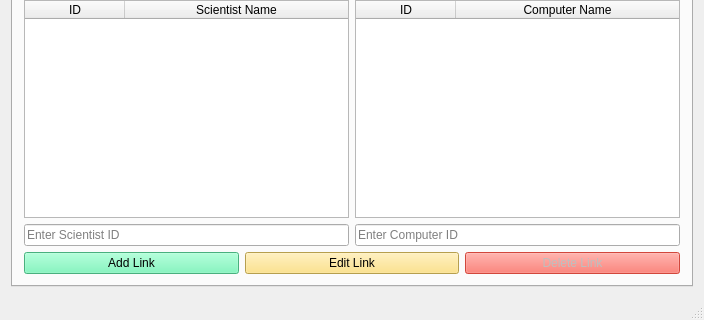
Before: the Qt Designer form mainwindow.ui in marin16/Skil3, drawn with Qt 5; both pictures show x 0 to 704 and y 301 to 621 of the 704 by 621 pixel window.
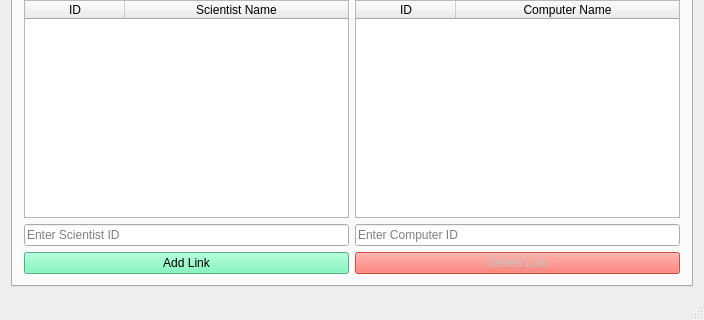
After: the same form once the commit is applied.

Commit message: Removed edit link button

```diff
--- a/mainwindow.ui
+++ b/mainwindow.ui
@@ -559,16 +559,6 @@
             </property>
            </widget>
           </item>
-          <item>
-           <widget class="QPushButton" name="editTableLink">
-            <property name="styleSheet">
-             <string notr="true">background-color: rgb(255, 223, 109)</string>
-            </property>
-            <property name="text">
-             <string>Edit Link</string>
-            </property>
-           </widget>
-          </item>
           <item>
            <widget class="QPushButton" name="deleteTableLink">
             <property name="enabled">
```
Left out of the diff: 2 changed lines with no effect on the pictures.
